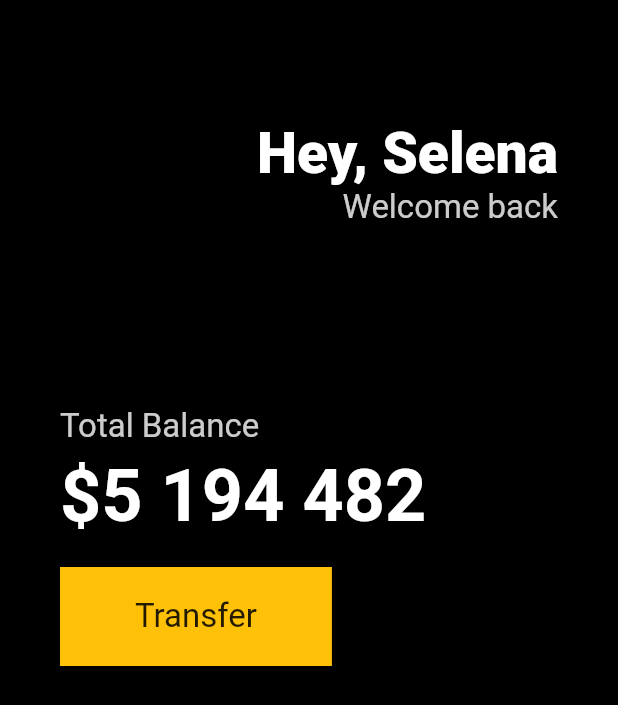
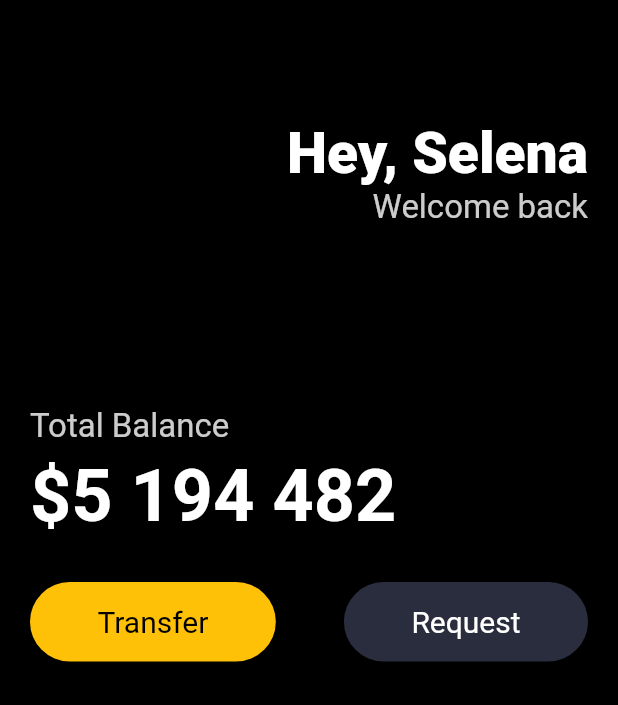
Before and after one commit to DevelopJKong/nomad-first-flutter, a Flutter app: the screen it shows after launch, on a phone screen of 412 x 824 dp. Shown: the top 705 px of the screen. Run offline on Flutter 3.47's test engine with Material 2 defaults, Android fonts, the phone set to English and light mode, and no system bars.

```diff
--- /dev/null
+++ b/lib/button.dart
@@ -0,0 +1,37 @@
+import 'package:flutter/material.dart';
+
+class Button extends StatelessWidget {
+  final String text;
+  final Color bgColor;
+  final Color textColor;
+
+  const Button({
+    super.key,
+    required this.text,
+    required this.bgColor,
+    required this.textColor,
+  });
+
+  @override
+  Widget build(BuildContext context) {
+    return Container(
+      decoration: BoxDecoration(
+        color: bgColor,
+        borderRadius: BorderRadius.circular(45),
+      ),
+      child: Padding(
+        padding: const EdgeInsets.symmetric(
+          vertical: 15,
+          horizontal: 45,
+        ),
+        child: Text(
+          text,
+          style: TextStyle(
+            color: textColor,
+            fontSize: 20,
+          ),
+        ),
+      ),
+    );
+  }
+}
--- a/lib/main.dart
+++ b/lib/main.dart
@@ -1,23 +1,26 @@
 import 'package:flutter/material.dart';
+import 'package:toonflix/button.dart';
 
 void main() {
-  runApp(MyApp());
+  runApp(const MyApp());
 }
 
 class MyApp extends StatelessWidget {
+  const MyApp({super.key});
+
   @override
   Widget build(BuildContext context) {
     return MaterialApp(
         home: Scaffold(
             backgroundColor: Colors.black,
             body: Padding(
-              padding: EdgeInsets.symmetric(
-                horizontal: 40,
+              padding: const EdgeInsets.symmetric(
+                horizontal: 20,
               ),
               child: Column(
                 crossAxisAlignment: CrossAxisAlignment.start,
                 children: [
-                  SizedBox(
+                  const SizedBox(
                     height: 80,
                   ),
                   Row(
@@ -26,7 +29,7 @@ class MyApp extends StatelessWidget {
                       Column(
                           crossAxisAlignment: CrossAxisAlignment.end,
                           children: [
-                            Text('Hey, Selena',
+                            const Text('Hey, Selena',
                                 style: TextStyle(
                                   color: Colors.white,
                                   fontSize: 38,
@@ -40,7 +43,7 @@ class MyApp extends StatelessWidget {
                           ])
                     ],
                   ),
-                  SizedBox(
+                  const SizedBox(
                     height: 120,
                   ),
                   Text('Total Balance',
@@ -48,32 +51,32 @@ class MyApp extends StatelessWidget {
                         fontSize: 22,
                         color: Colors.white.withOpacity(0.8),
                       )),
-                  SizedBox(
+                  const SizedBox(
                     height: 5,
                   ),
-                  Text('\$5 194 482',
+                  const Text('\$5 194 482',
                       style: TextStyle(
                         fontSize: 48,
                         fontWeight: FontWeight.w600,
                         color: Colors.white,
                       )),
-                  SizedBox(
-                    height: 20,
+                  const SizedBox(
+                    height: 30,
                   ),
-                  Row(children: [
-                    Container(
-                        decoration: BoxDecoration(
-                          color: Colors.amber,
+                  const Row(
+                      mainAxisAlignment: MainAxisAlignment.spaceBetween,
+                      children: [
+                        Button(
+                          text: "Transfer",
+                          bgColor: Colors.amber,
+                          textColor: Colors.black,
                         ),
-                        child: Padding(
-                          padding: EdgeInsets.symmetric(
-                              vertical: 20, horizontal: 50),
-                          child: Text('Transfer',
-                              style: TextStyle(
-                                fontSize: 22,
-                              )),
-                        ))
-                  ])
+                        Button(
+                          text: "Request",
+                          bgColor: Color(0xFF2A2D3E),
+                          textColor: Colors.white,
+                        ),
+                      ])
                 ],
               ),
             )));
```
